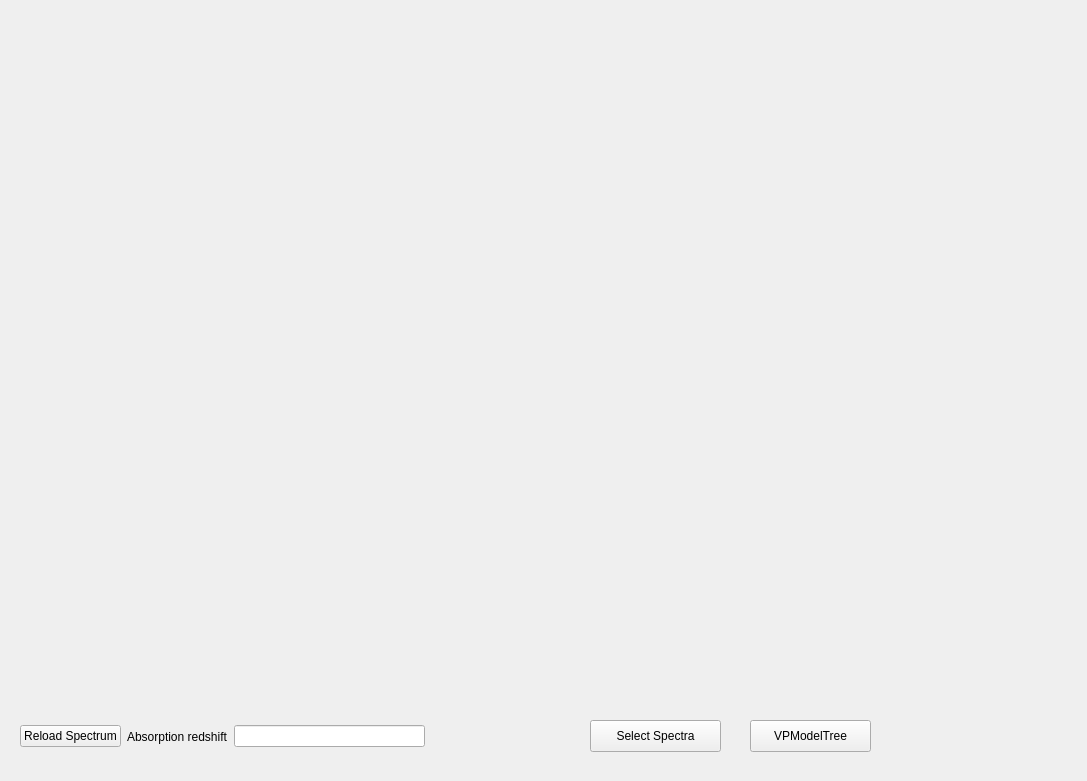
Before: the Qt Designer form QuasarSpec/eigerQsoGUI/eigerQsoGui.ui in rasimcoe/eiger, drawn with Qt 5.
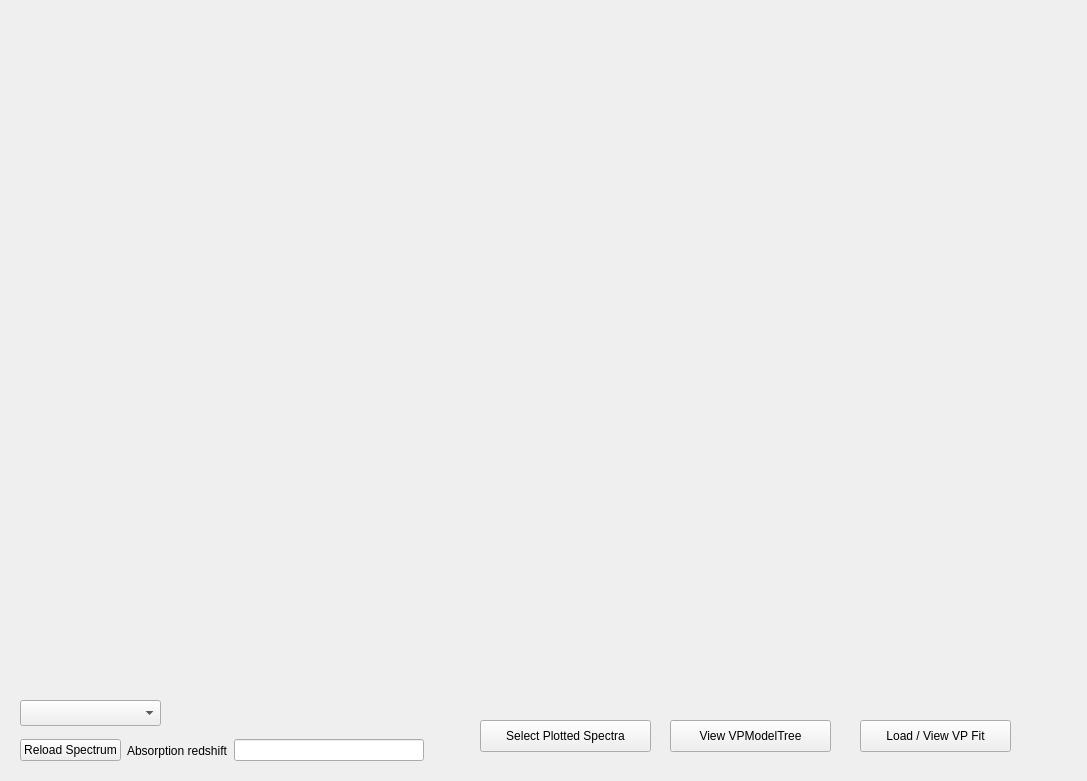
After: the same form once the commit is applied.

What changed in the file:
```diff
--- a/QuasarSpec/eigerQsoGUI/eigerQsoGui.ui
+++ b/QuasarSpec/eigerQsoGUI/eigerQsoGui.ui
@@ -19,7 +19,7 @@
      <x>20</x>
      <y>10</y>
      <width>1041</width>
-     <height>701</height>
+     <height>691</height>
     </rect>
    </property>
    <property name="sizePolicy">
@@ -33,14 +33,14 @@
   <widget class="QPushButton" name="SpectraSelectionPushButton">
    <property name="geometry">
     <rect>
-     <x>590</x>
+     <x>480</x>
      <y>720</y>
-     <width>131</width>
+     <width>171</width>
      <height>32</height>
     </rect>
    </property>
    <property name="text">
-    <string>Select Spectra</string>
+    <string>Select Plotted Spectra</string>
    </property>
    <property name="autoDefault">
     <bool>false</bool>
@@ -50,9 +50,9 @@
    <property name="geometry">
     <rect>
      <x>20</x>
-     <y>720</y>
-     <width>405</width>
-     <height>33</height>
+     <y>730</y>
+     <width>404</width>
+     <height>41</height>
     </rect>
    </property>
    <layout class="QHBoxLayout" name="horizontalLayout">
@@ -81,19 +81,45 @@
   <widget class="QPushButton" name="vpTreePushButton">
    <property name="geometry">
     <rect>
-     <x>750</x>
+     <x>670</x>
      <y>720</y>
-     <width>121</width>
+     <width>161</width>
      <height>32</height>
     </rect>
    </property>
    <property name="text">
-    <string>VPModelTree</string>
+    <string>View VPModelTree</string>
    </property>
    <property name="autoDefault">
     <bool>false</bool>
    </property>
   </widget>
+  <widget class="QPushButton" name="loadVPfitButton">
+   <property name="geometry">
+    <rect>
+     <x>860</x>
+     <y>720</y>
+     <width>151</width>
+     <height>32</height>
+    </rect>
+   </property>
+   <property name="text">
+    <string>Load / View VP Fit</string>
+   </property>
+   <property name="autoDefault">
+    <bool>false</bool>
+   </property>
+  </widget>
+  <widget class="QComboBox" name="eigerObjectSelect">
+   <property name="geometry">
+    <rect>
+     <x>20</x>
+     <y>700</y>
+     <width>141</width>
+     <height>26</height>
+    </rect>
+   </property>
+  </widget>
  </widget>
  <resources/>
  <connections/>
```
